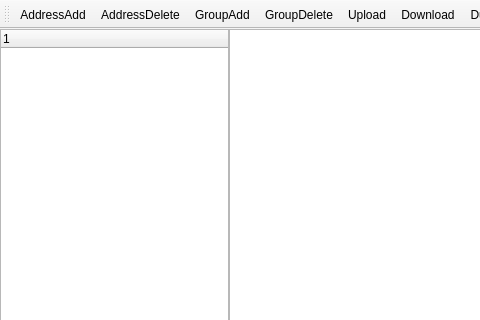
Qt form mainwindow.ui (LeeChiWon/AddressManagement) before a commit; both pictures show x 0 to 480 and y 0 to 320 of the 717 by 551 pixel window.
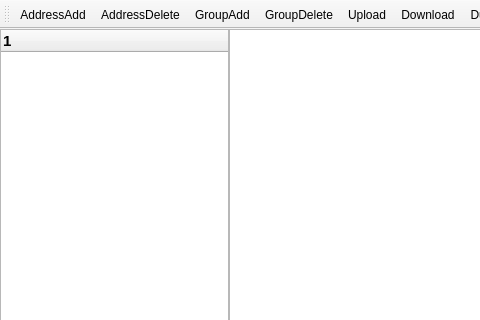
The same form after that commit. Icons and pictures are not drawn.

```diff
--- a/mainwindow.ui
+++ b/mainwindow.ui
@@ -48,6 +48,13 @@
         <height>16777215</height>
        </size>
       </property>
+      <property name="font">
+       <font>
+        <pointsize>11</pointsize>
+        <weight>75</weight>
+        <bold>true</bold>
+       </font>
+      </property>
       <column>
        <property name="text">
         <string notr="true">1</string>
```
Left out of the diff: 22 changed lines with no effect on the pictures.
